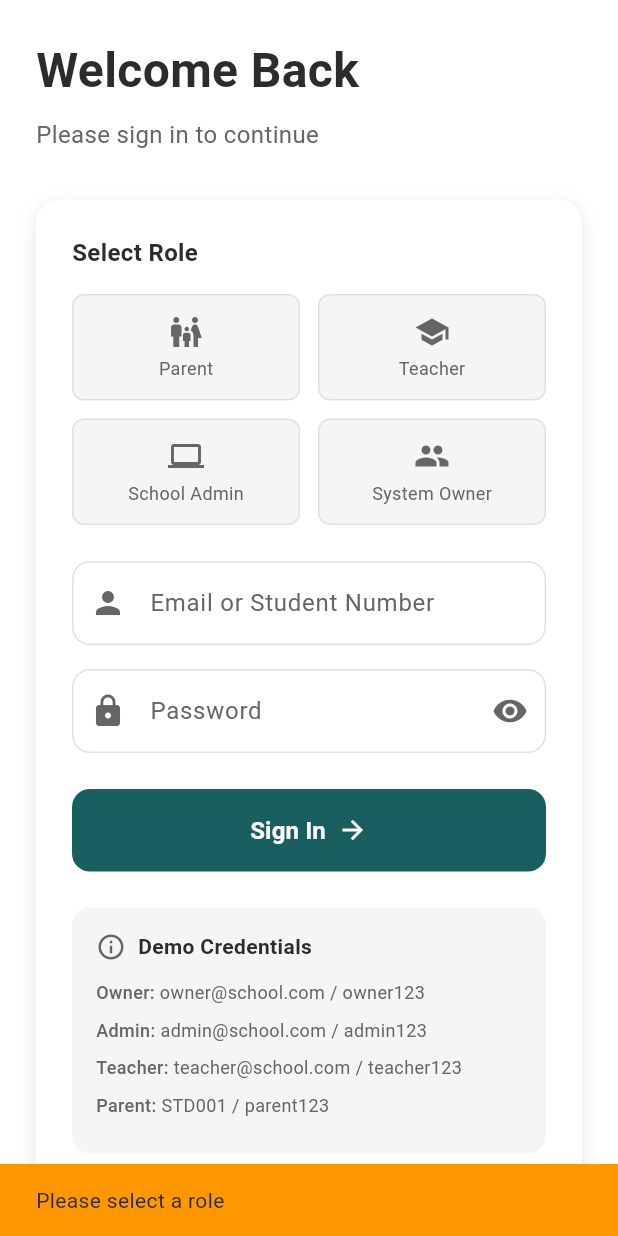
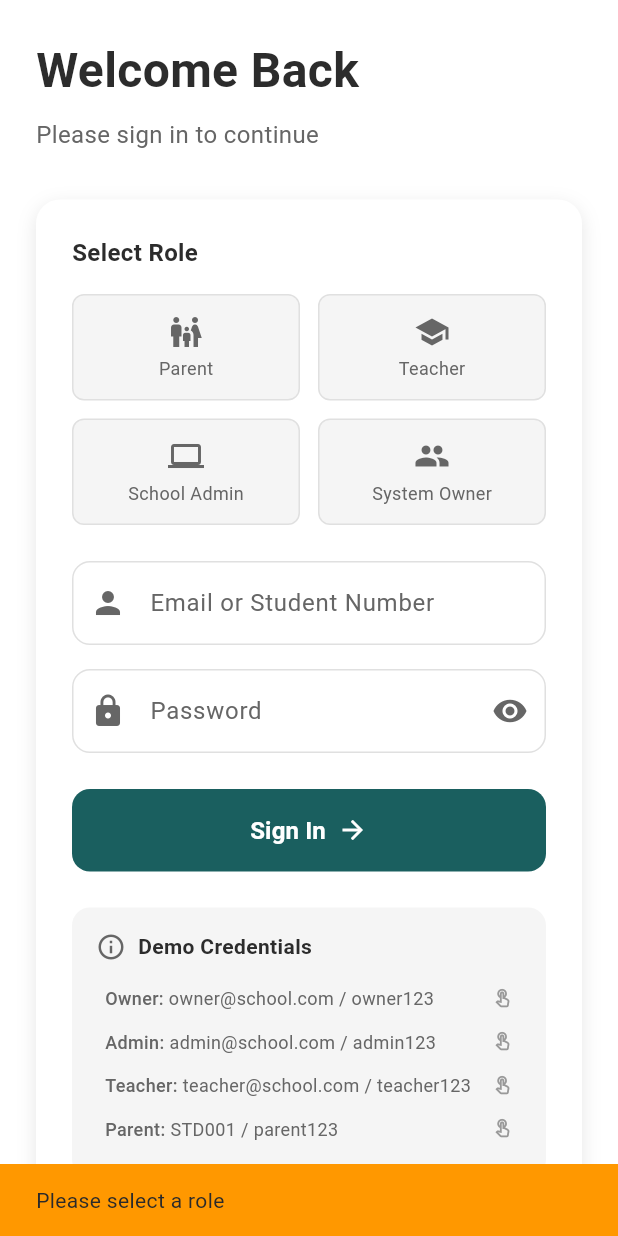
Before and after one commit to leoenovate/zenda, a Flutter app: the screen it shows after launch, after a tap on "Sign In", on a phone screen of 412 x 824 dp. Run offline on Flutter 3.47's test engine with Material 3 defaults, Android fonts, the phone set to English and light mode, and no system bars; our stand-ins replace cloud_firestore, firebase_auth, firebase_core, fl_chart, google_sign_in, shared_preferences; accounts and stored records are empty.

Commit message:
Update login_screen.dart

```diff
--- a/lib/screens/login_screen.dart
+++ b/lib/screens/login_screen.dart
@@ -6,6 +6,8 @@ import 'system_owner_dashboard.dart';
 import '../services/firebase_service.dart';
 import '../services/auth_storage_service.dart';
 import '../utils/responsive_builder.dart';
+import '../models/student.dart';
+import '../models/attendance.dart';
 
 enum UserRole {
   parent,
@@ -37,19 +39,66 @@ class _LoginScreenState extends State<LoginScreen> {
     super.dispose();
   }
 
-  bool _checkDemoCredentials(String email, String password, UserRole role) {
-    // Demo credentials mapping
-    final demoCredentials = {
+  // Demo credentials for non-parent roles (email-based login).
+  static const Map<UserRole, Map<String, String>> _demoCredentials = {
     UserRole.systemOwner: {'email': 'owner@school.com', 'password': 'owner123'},
     UserRole.schoolAdmin: {'email': 'admin@school.com', 'password': 'admin123'},
     UserRole.teacher: {'email': 'teacher@school.com', 'password': 'teacher123'},
   };
 
-    final expected = demoCredentials[role];
+  // Demo credentials for parent role (student-number-based login).
+  static const String _demoParentStudentNumber = 'STD001';
+  static const String _demoParentPassword = 'parent123';
+
+  bool _checkDemoCredentials(String email, String password, UserRole role) {
+    final expected = _demoCredentials[role];
     if (expected == null) return false;
 
     return email.toLowerCase().trim() == expected['email']?.toLowerCase() &&
            password == expected['password'];
+  }
+
+  bool _isDemoParentCredentials(String studentNumber, String password) {
+    return studentNumber.trim().toUpperCase() == _demoParentStudentNumber &&
+        password == _demoParentPassword;
+  }
+
+  // Synthetic student used when the demo parent logs in but no real student
+  // with registration number STD001 exists in Firestore yet. Lets the parent
+  // UI be explored end-to-end without seeding data first.
+  Student _buildDemoStudent() {
+    final today = DateTime.now();
+    return Student(
+      id: 'demo-student-std001',
+      name: 'Demo Student',
+      period: 'Morning',
+      registrationNumber: _demoParentStudentNumber,
+      gender: 'Male',
+      birthdate: DateTime(today.year - 10, 1, 1).toIso8601String(),
+      fatherName: 'Demo Father',
+      fatherPhone: '0780000001',
+      motherName: 'Demo Mother',
+      motherPhone: '0780000002',
+      country: 'Rwanda',
+      province: 'Kigali',
+      district: 'Gasabo',
+      sector: 'Kimironko',
+      cell: 'Kibagabaga',
+      attendanceHistory: [
+        Attendance(
+          date: today.subtract(const Duration(days: 1)),
+          status: AttendanceStatus.present,
+        ),
+        Attendance(
+          date: today.subtract(const Duration(days: 2)),
+          status: AttendanceStatus.late,
+        ),
+        Attendance(
+          date: today.subtract(const Duration(days: 3)),
+          status: AttendanceStatus.present,
+        ),
+      ],
+    );
   }
 
   Future<void> _login() async {
@@ -77,25 +126,41 @@ class _LoginScreenState extends State<LoginScreen> {
 
       // Handle parent login with student number
       if (_selectedRole == UserRole.parent) {
-        // For parents, emailOrStudentNumber is actually a student number
-        // Find the student by registration number
-        final students = await FirebaseService.getStudentsByStudentNumber(emailOrStudentNumber);
+        final isDemoParent = _isDemoParentCredentials(emailOrStudentNumber, password);
+
+        // For parents, emailOrStudentNumber is actually a student number.
+        // Try to find the student by registration number.
+        List<Student> students = [];
+        try {
+          students = await FirebaseService.getStudentsByStudentNumber(emailOrStudentNumber);
+        } catch (e) {
+          // Only tolerate lookup failures for the demo parent so the UI can be
+          // explored even when Firestore is unreachable or empty.
+          if (!isDemoParent) rethrow;
+          print('LoginScreen: Demo parent Firestore lookup failed: $e');
+        }
 
         if (students.isEmpty) {
+          if (isDemoParent) {
+            // Seed a synthetic student so the parent dashboard is reachable.
+            print('LoginScreen: No real student matched STD001, using demo student');
+            students = [_buildDemoStudent()];
+          } else {
             throw Exception('No student found with this student number');
           }
+        } else if (!isDemoParent) {
+          // A real student exists for this registration number. We don't have a
+          // parent account system yet, so require at least a non-empty password
+          // (form already enforces >= 6 chars) and treat it as a success.
+        }
 
-        // Save demo login credentials for persistence
-        print('LoginScreen: Saving parent demo login credentials...');
+        print('LoginScreen: Saving parent login credentials (demo=$isDemoParent)...');
         await AuthStorageService.saveDemoLogin(
           role: UserRole.parent,
           studentNumber: emailOrStudentNumber,
         );
-        print('LoginScreen: Parent demo login credentials saved');
+        print('LoginScreen: Parent login credentials saved');
 
-        // For parent login, we'll verify the student exists and navigate to parent dashboard
-        // In a production app, you'd verify parent credentials separately
-        // For demo purposes, we'll allow login if student exists
         if (!mounted) return;
         Navigator.pushReplacement(
           context,
@@ -620,10 +685,10 @@ class _LoginScreenState extends State<LoginScreen> {
                         ],
                       ),
                       const SizedBox(height: 12),
-                      _buildDemoCredential('Owner', 'owner@school.com', 'owner123'),
-                      _buildDemoCredential('Admin', 'admin@school.com', 'admin123'),
-                      _buildDemoCredential('Teacher', 'teacher@school.com', 'teacher123'),
-                      _buildDemoCredential('Parent', 'STD001', 'parent123'),
+                      _buildDemoCredential('Owner', 'owner@school.com', 'owner123', UserRole.systemOwner),
+                      _buildDemoCredential('Admin', 'admin@school.com', 'admin123', UserRole.schoolAdmin),
+                      _buildDemoCredential('Teacher', 'teacher@school.com', 'teacher123', UserRole.teacher),
+                      _buildDemoCredential('Parent', 'STD001', 'parent123', UserRole.parent),
                     ],
                   ),
                 ),
@@ -740,9 +805,22 @@ class _LoginScreenState extends State<LoginScreen> {
     );
   }
 
-  Widget _buildDemoCredential(String role, String username, String password) {
+  Widget _buildDemoCredential(String role, String username, String password, UserRole userRole) {
     return Padding(
-      padding: const EdgeInsets.only(bottom: 8),
+      padding: const EdgeInsets.only(bottom: 4),
+      child: Material(
+        color: Colors.transparent,
+        child: InkWell(
+          borderRadius: BorderRadius.circular(6),
+          onTap: () {
+            setState(() {
+              _selectedRole = userRole;
+              _emailController.text = username;
+              _passwordController.text = password;
+            });
+          },
+          child: Padding(
+            padding: const EdgeInsets.symmetric(horizontal: 6, vertical: 4),
             child: Row(
               children: [
                 Text(
@@ -762,7 +840,15 @@ class _LoginScreenState extends State<LoginScreen> {
                     ),
                   ),
                 ),
+                const Icon(
+                  Icons.touch_app_outlined,
+                  size: 14,
+                  color: Color(0xFF999999),
+                ),
               ],
+            ),
+          ),
+        ),
       ),
     );
   }
```
Lines whose indentation alone changed are shown as unchanged.
